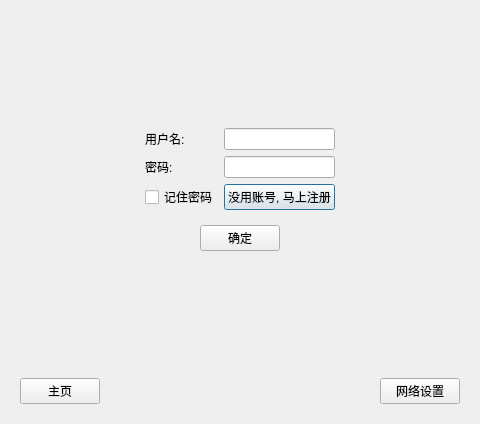
xiaomokekedi0031016-spec/OnlineLandlords, file DDZ-Client/windows/login.ui: the form before one commit.
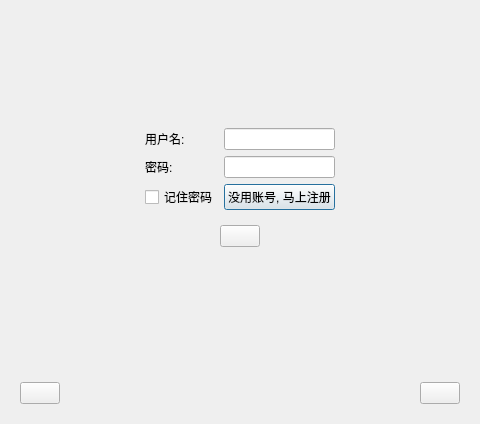
The form after the commit.

```diff
--- a/DDZ-Client/windows/login.ui
+++ b/DDZ-Client/windows/login.ui
@@ -109,7 +109,7 @@
                 <item>
                  <widget class="QPushButton" name="loginBtn">
                   <property name="text">
-                   <string>确定</string>
+                   <string/>
                   </property>
                  </widget>
                 </item>
@@ -441,7 +441,7 @@
       <item>
        <widget class="QPushButton" name="homeBtn">
         <property name="text">
-         <string>主页</string>
+         <string/>
         </property>
        </widget>
       </item>
@@ -461,7 +461,7 @@
       <item>
        <widget class="QPushButton" name="netSetBtn">
         <property name="text">
-         <string>网络设置</string>
+         <string/>
         </property>
        </widget>
       </item>
```
Left out of the diff: 4 changed lines with no effect on the pictures.
